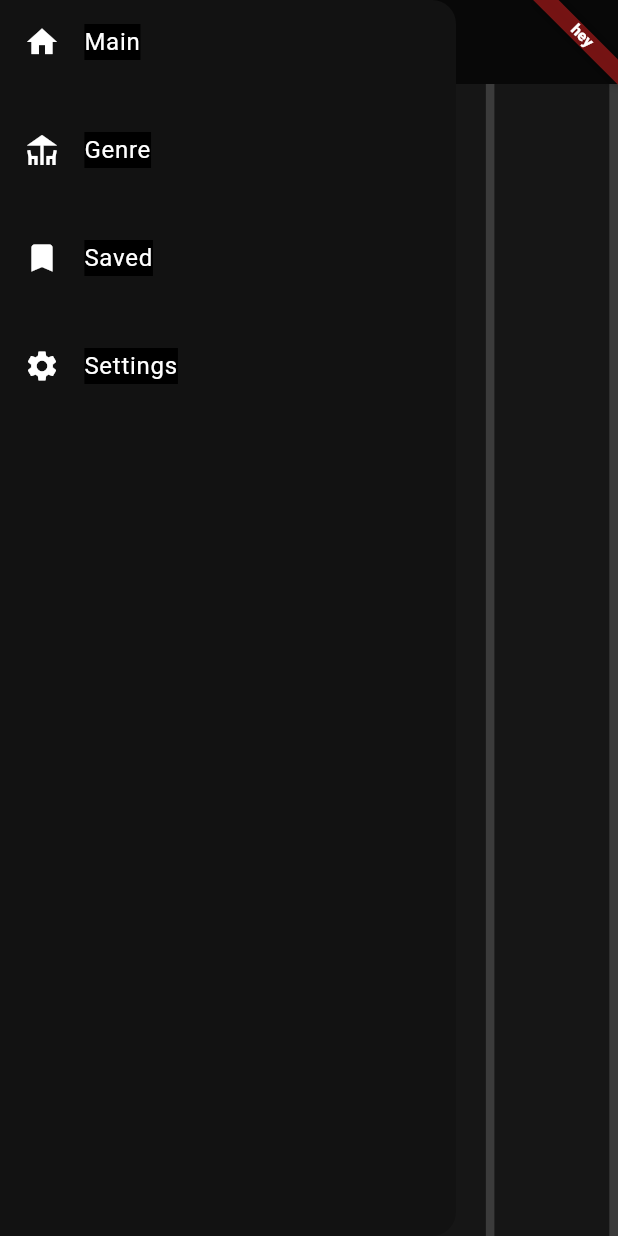
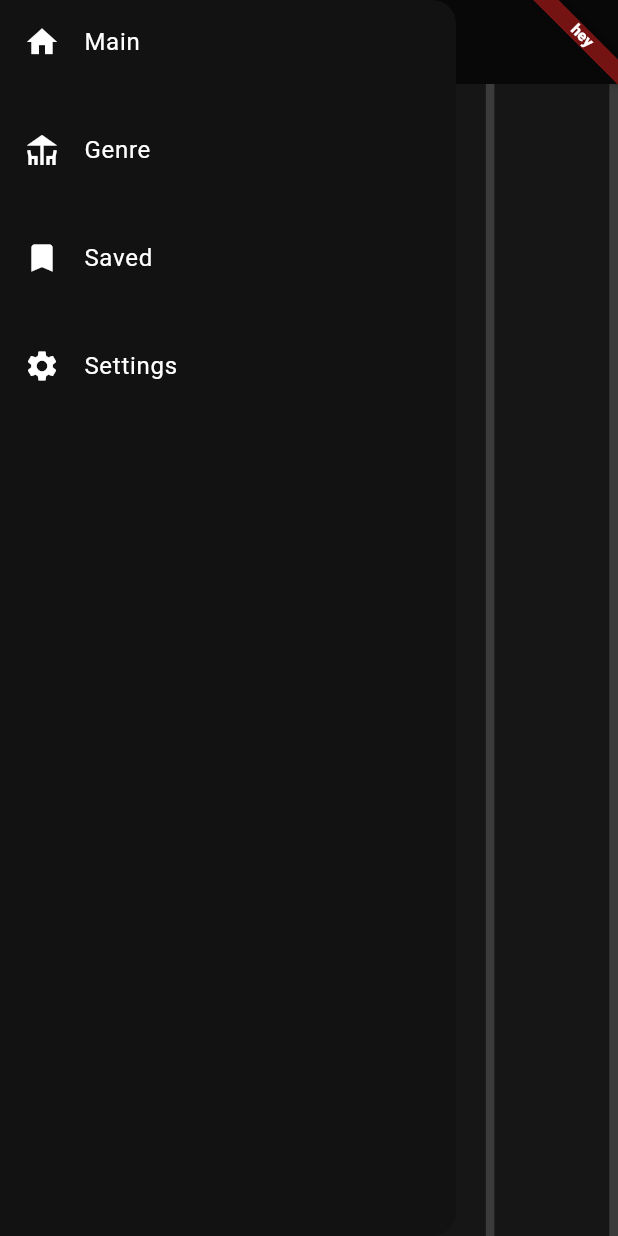
Before and after one commit to denizcloud/Gemini-Project, a Flutter app: the screen it shows after launch, with the side drawer open, on a phone screen of 412 x 824 dp. Run offline on Flutter 3.47's test engine with Material 3 defaults, Android fonts, the phone set to English and light mode, and no system bars; our stand-ins replace bloc, device_preview, equatable, flutter_bloc.

Commit message:
fixed black highlight

```diff
--- a/lib/config/app_theme.dart
+++ b/lib/config/app_theme.dart
@@ -2,7 +2,7 @@
 
 class AppTheme {
   static final darkTheme = ThemeData(
-    scaffoldBackgroundColor: Colors.blueGrey.shade900,
+    scaffoldBackgroundColor: Color.fromARGB(255, 45, 43, 43),
     primaryColor: Colors.white,
     shadowColor: Colors.black54,
     iconTheme: const IconThemeData(color: Colors.white),
@@ -11,7 +11,21 @@
     ),
     textTheme: const TextTheme(
       bodyLarge: TextStyle(
-        backgroundColor: Colors.black,
+        color: Colors.white,
+      ),
+      bodyMedium: TextStyle(
+        color: Colors.white,
+      ),
+      bodySmall: TextStyle(
+        color: Colors.white,
+      ),
+      headlineLarge: TextStyle(
+        color: Colors.white,
+      ),
+      headlineMedium: TextStyle(
+        color: Colors.white,
+      ),
+      headlineSmall: TextStyle(
         color: Colors.white,
       ),
     ),
@@ -39,7 +53,21 @@
     ),
     textTheme: const TextTheme(
       bodyLarge: TextStyle(
-        backgroundColor: Colors.white,
+        color: Colors.black,
+      ),
+      bodyMedium: TextStyle(
+        color: Colors.black,
+      ),
+      bodySmall: TextStyle(
+        color: Colors.black,
+      ),
+      headlineLarge: TextStyle(
+        color: Colors.black,
+      ),
+      headlineMedium: TextStyle(
+        color: Colors.black,
+      ),
+      headlineSmall: TextStyle(
         color: Colors.black,
       ),
     ),
```
